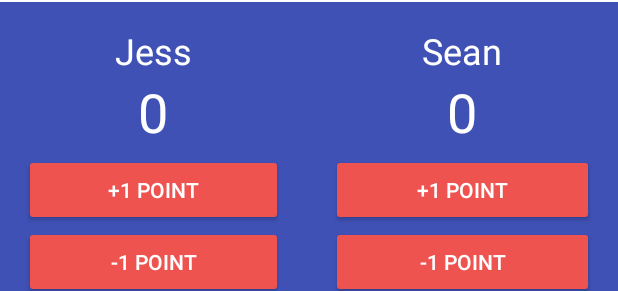
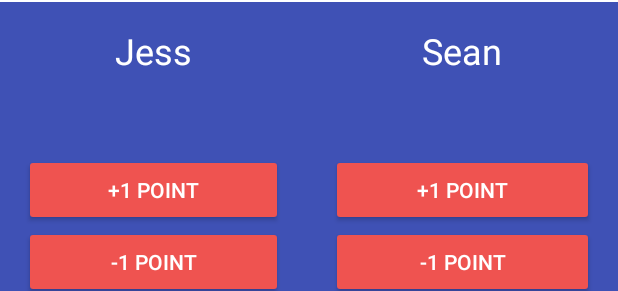
Before and after one commit to essian/learning-android, an Android app: the layout activity_main.xml on its own in the app's theme, with its tools: preview values and no code run, on a phone screen of 412 x 824 dp. Shown: the part 746-1037 px from the top of the screen. Run offline under Robolectric (Android 15) with nearby library versions, the phone set to English and light mode, and no system bars.

Commit message:
adds savedInstanceState to prevent scores being reset by interruptions

```diff
--- a/ScoreCard/app/src/main/res/layout/activity_main.xml
+++ b/ScoreCard/app/src/main/res/layout/activity_main.xml
@@ -55,8 +55,7 @@
                     style="@style/score"
                     android:layout_width="match_parent"
                     android:layout_height="wrap_content"
-                    android:gravity="center_horizontal"
-                    android:text="@string/initial_score" />
+                    android:gravity="center_horizontal" />
 
                 <Button
                     style="@style/button"
@@ -102,8 +101,7 @@
                     style="@style/score"
                     android:layout_width="match_parent"
                     android:layout_height="wrap_content"
-                    android:gravity="center_horizontal"
-                    android:text="@string/initial_score" />
+                    android:gravity="center_horizontal"/>
 
                 <Button
                     style="@style/button"
--- a/ScoreCard/app/src/main/res/values/strings.xml
+++ b/ScoreCard/app/src/main/res/values/strings.xml
@@ -7,7 +7,6 @@
     <string name="name_2">Sean</string>
 
     <!--Buttons-->
-    <string name="initial_score">0</string>
     <string name="add_one">+1 Point</string>
     <string name="minus_one">-1 Point</string>
     <string name="goal">Double Up!</string>
```
Also changed, not shown: ScoreCard/app/src/main/java/com/example/essian/scorecard/MainActivity.java (+24 -0 lines).
